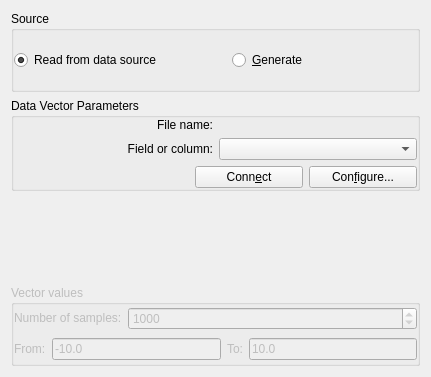
Qt form src/libkstapp/vectortab.ui (Kst-plot/kst) before a commit.
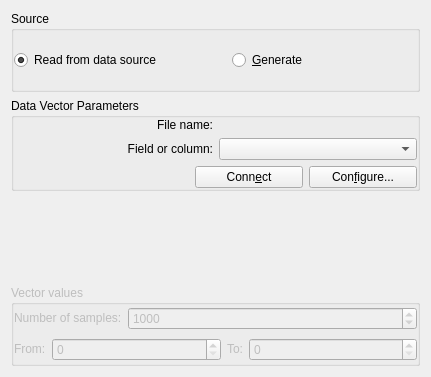
The same form after that commit. Custom widgets are drawn as their Qt base class.

Commit message: * We now can create new slave vectors via the gui.

Patch:
```diff
--- a/src/libkstapp/vectortab.ui
+++ b/src/libkstapp/vectortab.ui
@@ -265,12 +265,12 @@
          </widget>
         </item>
         <item>
-         <widget class="QLineEdit" name="_xMin" >
+         <widget class="QSpinBox" name="_to" >
           <property name="whatsThis" >
            <string>The minimum value of the independent variable.</string>
           </property>
-          <property name="text" >
-           <string>-10.0</string>
+          <property name="value" >
+           <number>-10.0</number>
           </property>
          </widget>
         </item>
@@ -291,12 +291,12 @@
          </widget>
         </item>
         <item>
-         <widget class="QLineEdit" name="_xMax" >
+         <widget class="QSpinBox" name="_from" >
           <property name="whatsThis" >
            <string>The maximum value of the independent variable.</string>
           </property>
-          <property name="text" >
-           <string>10.0</string>
+          <property name="value" >
+           <number>10.0</number>
           </property>
          </widget>
         </item>
```
Left out of the diff: 9 changed lines with no effect on the pictures. The commit also changes 4 other files.
